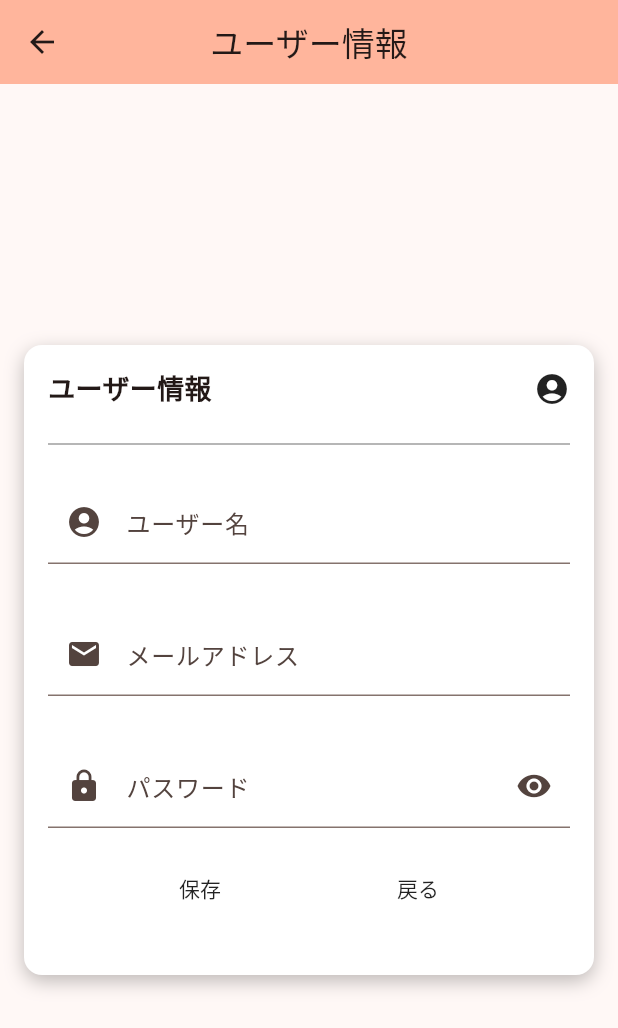
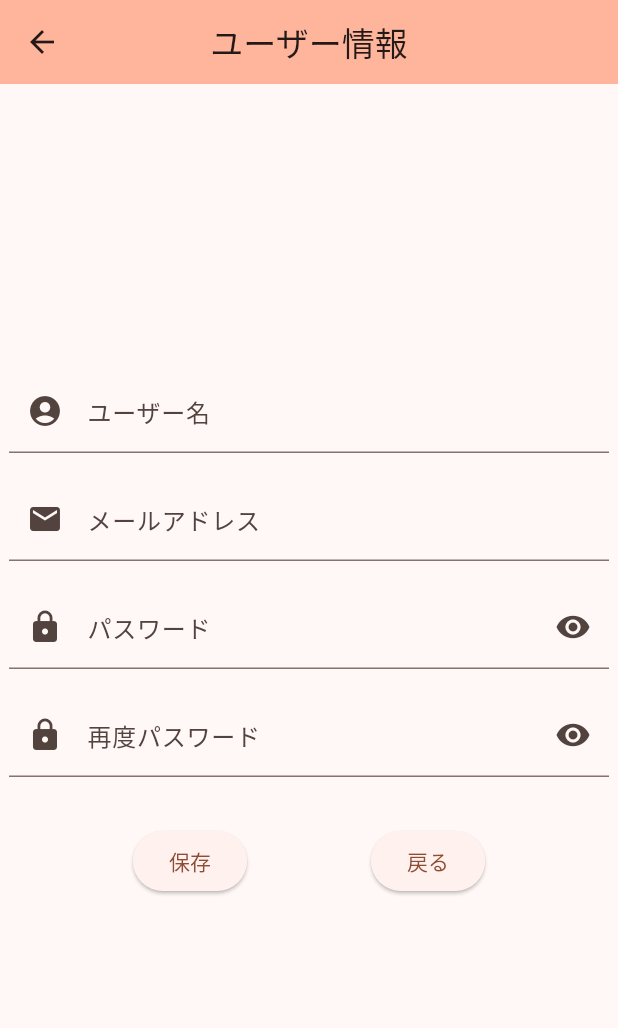
Before and after one commit to koichirokudo/sharing_household_expenses, a Flutter app: the UserPage screen opened directly, on a phone screen of 412 x 824 dp. Shown: the top 1028 px of the screen. Run offline on Flutter 3.47's test engine with Material 3 defaults, Android fonts, the phone set to English and light mode, and no system bars; our stand-ins replace fl_chart; Roboto replaces fonts that are missing (MPLUS1p).

Commit message:
ユーザー情報画面のレイアウト更新

```diff
--- a/lib/src/pages/user_page.dart
+++ b/lib/src/pages/user_page.dart
@@ -21,50 +21,18 @@ class UserPageState extends State<UserPage> {
     return Scaffold(
       appBar: AppBar(
         centerTitle: true,
-        backgroundColor: Theme
-            .of(context)
-            .colorScheme
-            .inversePrimary,
+        backgroundColor: Theme.of(context).colorScheme.inversePrimary,
         title: const Text('ユーザー情報'),
       ),
       body: Center(
-        child: Padding(
-          padding: const EdgeInsets.all(16.0),
         child: Container(
           height: 420,
           width: 400,
-            decoration: BoxDecoration(
-              color: Colors.white,
-              borderRadius: BorderRadius.circular(12.0),
-              boxShadow: const [
-                BoxShadow(
-                  color: Colors.black26,
-                  blurRadius: 10,
-                  offset: Offset(0, 4),
+          decoration: const BoxDecoration(
+            color: Color(0x00FFE7D4),
           ),
-              ],
-            ),
-            padding: const EdgeInsets.all(16.0),
-            child: Column(
-                crossAxisAlignment: CrossAxisAlignment.start,
-                children: [
-                  const Row(
-                    mainAxisAlignment: MainAxisAlignment.spaceBetween,
-                    children: [
-                      Text(
-                          'ユーザー情報',
-                          style: TextStyle(
-                            fontSize: 18,
-                            fontWeight: FontWeight.bold,
-                          )
-                      ),
-                      Icon(
-                        Icons.account_circle,
-                      )
-                    ],
-                  ),
-                  const SizedBox(height: 16.0),
-                  const Divider(color: Colors.grey),
+          child:
+              Column(crossAxisAlignment: CrossAxisAlignment.start, children: [
             const SizedBox(height: 16.0),
             TextFormField(
               decoration: const InputDecoration(
@@ -72,14 +40,14 @@ class UserPageState extends State<UserPage> {
                 prefixIcon: Icon(Icons.account_circle),
               ),
             ),
-                  const SizedBox(height: 32.0),
+            const SizedBox(height: 16.0),
             TextFormField(
               decoration: const InputDecoration(
                 labelText: 'メールアドレス',
                 prefixIcon: Icon(Icons.mail),
               ),
             ),
-                  const SizedBox(height: 32.0),
+            const SizedBox(height: 16.0),
             TextFormField(
               obscureText: _isObscure,
               decoration: InputDecoration(
@@ -87,24 +55,34 @@ class UserPageState extends State<UserPage> {
                   prefixIcon: const Icon(Icons.lock),
                   suffixIcon: IconButton(
                     icon: Icon(
-                              _isObscure ? Icons.visibility : Icons.visibility_off
-                          ),
+                        _isObscure ? Icons.visibility : Icons.visibility_off),
                     onPressed: _toggleObscure,
-                        )
-                    ),
+                  )),
             ),
             const SizedBox(height: 16.0),
+            TextFormField(
+              obscureText: _isObscure,
+              decoration: InputDecoration(
+                  labelText: '再度パスワード',
+                  prefixIcon: const Icon(Icons.lock),
+                  suffixIcon: IconButton(
+                    icon: Icon(
+                        _isObscure ? Icons.visibility : Icons.visibility_off),
+                    onPressed: _toggleObscure,
+                  )),
+            ),
+            const SizedBox(height: 32.0),
             Row(
               mainAxisAlignment: MainAxisAlignment.spaceEvenly,
               children: [
-                      MaterialButton(
+                ElevatedButton(
                   child: const Text('保存'),
                   onPressed: () {
                     // TODO: 保存処理
                     Navigator.pop(context, 'テスト');
                   },
                 ),
-                      MaterialButton(
+                ElevatedButton(
                   child: const Text('戻る'),
                   onPressed: () {
                     Navigator.pop(context);
@@ -112,9 +90,7 @@ class UserPageState extends State<UserPage> {
                 ),
               ],
             ),
-                ]
-            ),
-          ),
+          ]),
         ),
       ),
     );
```
Lines whose indentation alone changed are shown as unchanged.
